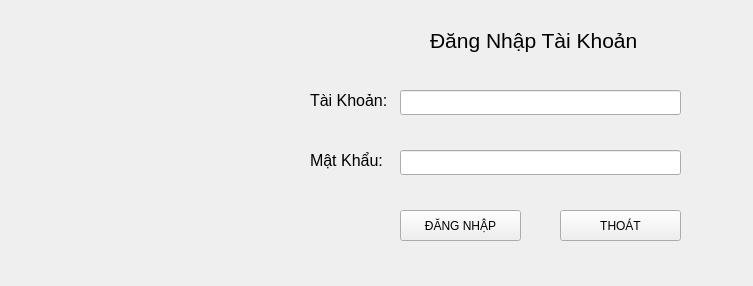
This is ui/FormDangNhap.ui in namchuminh/PyQT5_QLDangVien as Qt 5 draws it before an edit. The edited form follows.
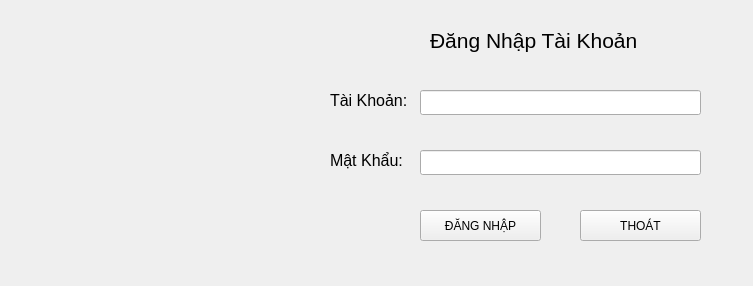
This is the edited form. Icons and pictures are not drawn.

The edit to the form file:
```diff
--- a/ui/FormDangNhap.ui
+++ b/ui/FormDangNhap.ui
@@ -56,7 +56,7 @@
    <widget class="QLabel" name="label_2">
     <property name="geometry">
      <rect>
-      <x>310</x>
+      <x>330</x>
       <y>90</y>
       <width>101</width>
       <height>21</height>
@@ -74,7 +74,7 @@
    <widget class="QLabel" name="label_3">
     <property name="geometry">
      <rect>
-      <x>310</x>
+      <x>330</x>
       <y>150</y>
       <width>81</width>
       <height>21</height>
@@ -92,7 +92,7 @@
    <widget class="QLineEdit" name="txtTaiKhoan">
     <property name="geometry">
      <rect>
-      <x>400</x>
+      <x>420</x>
       <y>90</y>
       <width>281</width>
       <height>25</height>
@@ -108,7 +108,7 @@
    <widget class="QLineEdit" name="txtMatKhau">
     <property name="geometry">
      <rect>
-      <x>400</x>
+      <x>420</x>
       <y>150</y>
       <width>281</width>
       <height>25</height>
@@ -127,7 +127,7 @@
    <widget class="QPushButton" name="loginButton">
     <property name="geometry">
      <rect>
-      <x>400</x>
+      <x>420</x>
       <y>210</y>
       <width>121</width>
       <height>31</height>
@@ -143,7 +143,7 @@
    <widget class="QPushButton" name="exitButton">
     <property name="geometry">
      <rect>
-      <x>560</x>
+      <x>580</x>
       <y>210</y>
       <width>121</width>
       <height>31</height>
@@ -159,9 +159,9 @@
    <widget class="QLabel" name="label_4">
     <property name="geometry">
      <rect>
-      <x>-20</x>
+      <x>-10</x>
       <y>-10</y>
-      <width>311</width>
+      <width>331</width>
       <height>301</height>
      </rect>
     </property>
```
